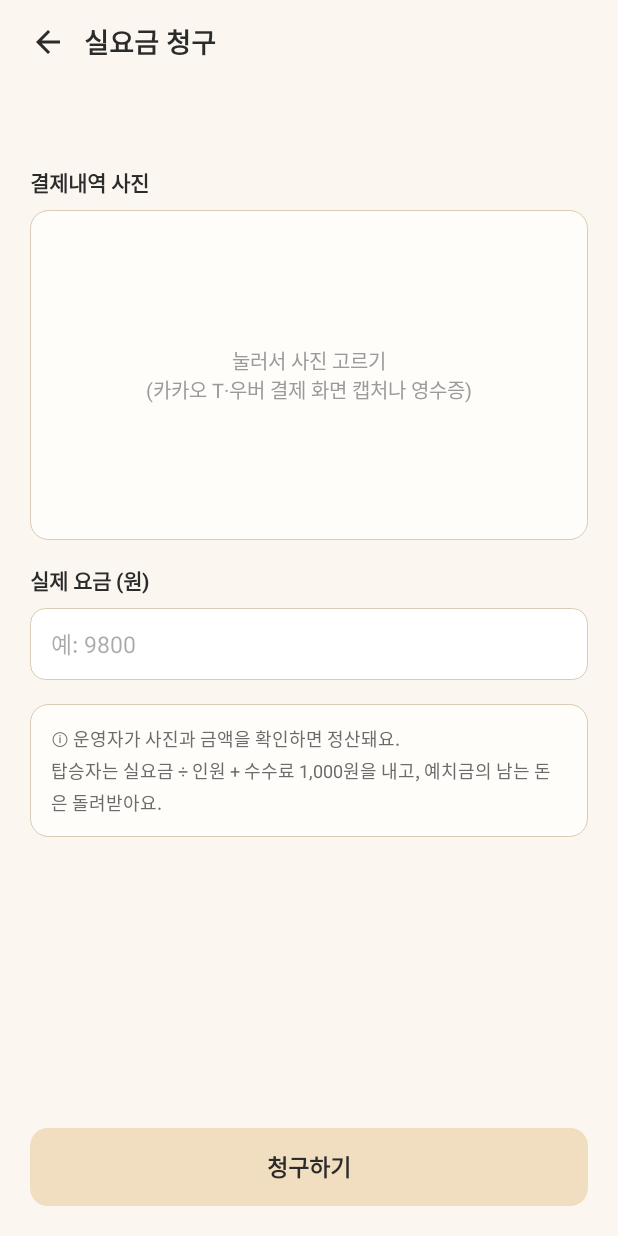
After one commit to LeeInseok0709/taxi-pot, an Android app: the FareClaimActivity screen opened directly, with no data from a screen before it, on a phone screen of 412 x 824 dp. The commit adds this screen. Run offline under Robolectric (Android 15) with nearby library versions, the phone set to English and light mode, and no system bars; network calls fail; pictures from the network do not load.

Commit message:
feat: 실요금 청구(RD-05) — 결제내역 사진(JPEG 축소) + 실요금 multipart 청구, 청구 후 홈으로, 카카오T 앱 없으면 스토어로

```diff
--- a/frontend/app/src/main/AndroidManifest.xml
+++ b/frontend/app/src/main/AndroidManifest.xml
@@ -69,6 +69,9 @@
             android:name=".feature.pot.ride.RideActivity"
             android:exported="false" />
         <activity
+            android:name=".feature.pot.ride.FareClaimActivity"
+            android:exported="false" />
+        <activity
             android:name=".feature.auth.login.LoginActivity"
             android:exported="false"
             android:windowSoftInputMode="adjustResize" />
--- a/frontend/app/src/main/java/com/example/taxipot/data/remote/api/PotApi.kt
+++ b/frontend/app/src/main/java/com/example/taxipot/data/remote/api/PotApi.kt
@@ -10,6 +10,10 @@ import com.example.taxipot.data.remote.dto.pot.PotDetailResponse
 import com.example.taxipot.data.remote.dto.pot.PotJoinRequest
 import com.example.taxipot.data.remote.dto.pot.PotJoinResponse
 import com.example.taxipot.data.remote.dto.pot.PotSummaryResponse
+import okhttp3.MultipartBody
+import okhttp3.RequestBody
+import retrofit2.http.Multipart
+import retrofit2.http.Part
 import retrofit2.Response
 import retrofit2.http.Body
 import retrofit2.http.DELETE
@@ -114,4 +118,15 @@ interface PotApi {
         @Path("potId") potId: Long,
         @Path("userId") userId: Long
     ): Response<Unit>
+
+    // ===== 실요금 청구 (RD-05) =====
+
+    /** 실요금 청구 (방장) — 결제내역 사진 + 실제 요금, 정산은 운영자 승인 때 */
+    @Multipart
+    @POST("api/pots/{potId}/fare-claim")
+    suspend fun claimFare(
+        @Path("potId") potId: Long,
+        @Part("actualFare") actualFare: RequestBody,
+        @Part receiptImage: MultipartBody.Part
+    ): Response<Unit>
 }
--- /dev/null
+++ b/frontend/app/src/main/java/com/example/taxipot/feature/pot/ride/FareClaimActivity.kt
@@ -0,0 +1,147 @@
+package com.example.taxipot.feature.pot.ride
+
+import android.content.Context
+import android.content.Intent
+import android.graphics.Bitmap
+import android.graphics.BitmapFactory
+import android.net.Uri
+import android.os.Bundle
+import android.view.View
+import android.widget.Toast
+import androidx.activity.ComponentActivity
+import androidx.activity.result.PickVisualMediaRequest
+import androidx.activity.result.contract.ActivityResultContracts
+import androidx.core.view.ViewCompat
+import androidx.core.view.WindowCompat
+import androidx.core.view.WindowInsetsCompat
+import androidx.lifecycle.lifecycleScope
+import com.example.taxipot.core.network.ApiResult
+import com.example.taxipot.databinding.ActivityFareClaimBinding
+import com.example.taxipot.feature.pot.data.PotRepository
+import com.example.taxipot.feature.pot.main.PotColors
+import com.example.taxipot.feature.pot.main.roundedBg
+import kotlinx.coroutines.Dispatchers
+import kotlinx.coroutines.launch
+import kotlinx.coroutines.withContext
+import java.io.ByteArrayOutputStream
+
+/**
+ * RD-05 실요금 청구 (방장)
+ * 결제내역 사진(JPEG로 줄여서) + 실제 요금 → POST /api/pots/{potId}/fare-claim (multipart)
+ */
+class FareClaimActivity : ComponentActivity() {
+
+    private lateinit var binding: ActivityFareClaimBinding
+    private var potId = -1L
+
+    // 고른 사진 (JPEG 바이트)
+    private var receiptJpeg: ByteArray? = null
+    private var sending = false
+
+    companion object {
+        private const val EXTRA_POT_ID = "pot_id"
+        private const val MAX_SIDE = 1600   // 사진 긴 변 최대 px
+        private const val MAX_FARE = 500_000
+
+        fun newIntent(context: Context, potId: Long): Intent =
+            Intent(context, FareClaimActivity::class.java).putExtra(EXTRA_POT_ID, potId)
+    }
+
+    // 안드로이드 사진 선택기 (권한 필요 없음)
+    private val pickPhoto = registerForActivityResult(ActivityResultContracts.PickVisualMedia()) { uri ->
+        if (uri != null) loadPhoto(uri)
+    }
+
+    override fun onCreate(savedInstanceState: Bundle?) {
+        super.onCreate(savedInstanceState)
+        binding = ActivityFareClaimBinding.inflate(layoutInflater)
+        setContentView(binding.root)
+
+        ViewCompat.setOnApplyWindowInsetsListener(binding.root) { v, insets ->
+            val bars = insets.getInsets(WindowInsetsCompat.Type.systemBars() or WindowInsetsCompat.Type.ime())
+            v.setPadding(bars.left, bars.top, bars.right, bars.bottom)
+            insets
+        }
+        WindowCompat.getInsetsController(window, binding.root).isAppearanceLightStatusBars = true
+
+        binding.photoBox.background = roundedBg(PotColors.CARD, 12f, PotColors.LINE)
+        binding.etFare.background = roundedBg(PotColors.WHITE, 10f, PotColors.LINE)
+        binding.tvInfo.background = roundedBg(PotColors.CARD, 12f, PotColors.LINE)
+        binding.btnSubmit.background = roundedBg(PotColors.ACCENT, 12f)
+
+        potId = intent.getLongExtra(EXTRA_POT_ID, -1L)
+        binding.btnBack.setOnClickListener { finish() }
+        binding.photoBox.setOnClickListener {
+            pickPhoto.launch(PickVisualMediaRequest(ActivityResultContracts.PickVisualMedia.ImageOnly))
+        }
+        binding.btnSubmit.setOnClickListener { submit() }
+
+        // 위에 경로 표시
+        lifecycleScope.launch {
+            val pot = (PotRepository.getPot(potId) as? ApiResult.Success)?.data ?: return@launch
+            binding.tvRoute.text = "${pot.departureName} → ${pot.destinationName} · 예상 %,d원".format(pot.expectedFare)
+        }
+    }
+
+    // 사진 읽기 → 긴 변 1600px로 줄이기 → JPEG
+    private fun loadPhoto(uri: Uri) {
+        lifecycleScope.launch {
+            val result = withContext(Dispatchers.IO) {
+                try {
+                    val original = contentResolver.openInputStream(uri)?.use { BitmapFactory.decodeStream(it) }
+                        ?: return@withContext null
+                    val scale = minOf(1f, MAX_SIDE.toFloat() / maxOf(original.width, original.height))
+                    val bitmap = if (scale < 1f) {
+                        Bitmap.createScaledBitmap(original, (original.width * scale).toInt(), (original.height * scale).toInt(), true)
+                    } else {
+                        original
+                    }
+                    val out = ByteArrayOutputStream()
+                    bitmap.compress(Bitmap.CompressFormat.JPEG, 85, out)
+                    bitmap to out.toByteArray()
+                } catch (e: Exception) {
+                    null
+                }
+            }
+            if (result == null) {
+                showToast("사진을 읽지 못했어요. 다른 사진을 골라 주세요")
+                return@launch
+            }
+            receiptJpeg = result.second
+            binding.ivReceipt.setImageBitmap(result.first)
+            binding.ivReceipt.visibility = View.VISIBLE
+            binding.tvPhotoHint.visibility = View.GONE
+        }
+    }
+
+    private fun submit() {
+        if (sending) return
+        val jpeg = receiptJpeg
+        val fare = binding.etFare.text.toString().toIntOrNull()
+        when {
+            jpeg == null -> return showToast("결제내역 사진을 골라 주세요")
+            fare == null || fare <= 0 -> return showToast("실제 요금을 입력해 주세요")
+            fare > MAX_FARE -> return showToast("요금은 %,d원까지 입력할 수 있어요".format(MAX_FARE))
+        }
+
+        sending = true
+        binding.btnSubmit.text = "보내는 중..."
+        lifecycleScope.launch {
+            val result = PotRepository.claimFare(potId, fare!!, jpeg!!)
+            sending = false
+            if (result is ApiResult.Success) {
+                showToast("청구했어요! 확인이 끝나면 정산돼요")
+                startActivity(Intent(this@FareClaimActivity, com.example.taxipot.feature.pot.main.PotMainActivity::class.java)
+                    .addFlags(Intent.FLAG_ACTIVITY_CLEAR_TOP or Intent.FLAG_ACTIVITY_SINGLE_TOP))
+                finish()
+            } else {
+                binding.btnSubmit.text = "청구하기"
+                showToast(PotRepository.errorMessage(result))
+            }
+        }
+    }
+
+    private fun showToast(message: String) {
+        Toast.makeText(this, message, Toast.LENGTH_SHORT).show()
+    }
+}
--- /dev/null
+++ b/frontend/app/src/main/res/layout/activity_fare_claim.xml
@@ -0,0 +1,129 @@
+<?xml version="1.0" encoding="utf-8"?>
+<LinearLayout xmlns:android="http://schemas.android.com/apk/res/android"
+    android:id="@+id/root"
+    android:layout_width="match_parent"
+    android:layout_height="match_parent"
+    android:background="#FBF7F0"
+    android:orientation="vertical">
+
+    <LinearLayout
+        android:layout_width="match_parent"
+        android:layout_height="56dp"
+        android:gravity="center_vertical"
+        android:orientation="horizontal"
+        android:paddingStart="12dp">
+
+        <ImageView
+            android:id="@+id/btnBack"
+            android:layout_width="40dp"
+            android:layout_height="40dp"
+            android:padding="8dp"
+            android:src="@drawable/ic_back"
+            android:tint="#2B2B2B" />
+
+        <TextView
+            android:layout_width="wrap_content"
+            android:layout_height="wrap_content"
+            android:layout_marginStart="4dp"
+            android:text="실요금 청구"
+            android:textColor="#2B2B2B"
+            android:textSize="18sp"
+            android:textStyle="bold" />
+    </LinearLayout>
+
+    <ScrollView
+        android:layout_width="match_parent"
+        android:layout_height="0dp"
+        android:layout_weight="1">
+
+        <LinearLayout
+            android:layout_width="match_parent"
+            android:layout_height="wrap_content"
+            android:orientation="vertical"
+            android:padding="20dp">
+
+            <TextView
+                android:id="@+id/tvRoute"
+                android:layout_width="match_parent"
+                android:layout_height="wrap_content"
+                android:textColor="#6B6B6B"
+                android:textSize="13sp" />
+
+            <TextView
+                android:layout_width="wrap_content"
+                android:layout_height="wrap_content"
+                android:layout_marginTop="16dp"
+                android:text="결제내역 사진"
+                android:textColor="#2B2B2B"
+                android:textSize="14sp"
+                android:textStyle="bold" />
+
+            <FrameLayout
+                android:id="@+id/photoBox"
+                android:layout_width="match_parent"
+                android:layout_height="220dp"
+                android:layout_marginTop="8dp">
+
+                <TextView
+                    android:id="@+id/tvPhotoHint"
+                    android:layout_width="match_parent"
+                    android:layout_height="match_parent"
+                    android:gravity="center"
+                    android:text="눌러서 사진 고르기\n(카카오 T·우버 결제 화면 캡처나 영수증)"
+                    android:textColor="#9A9A9A"
+                    android:textSize="13sp" />
+
+                <ImageView
+                    android:id="@+id/ivReceipt"
+                    android:layout_width="match_parent"
+                    android:layout_height="match_parent"
+                    android:scaleType="centerInside"
+                    android:visibility="gone" />
+            </FrameLayout>
+
+            <TextView
+                android:layout_width="wrap_content"
+                android:layout_height="wrap_content"
+                android:layout_marginTop="16dp"
+                android:text="실제 요금 (원)"
+                android:textColor="#2B2B2B"
+                android:textSize="14sp"
+                android:textStyle="bold" />
+
+            <EditText
+                android:id="@+id/etFare"
+                android:layout_width="match_parent"
+                android:layout_height="48dp"
+                android:layout_marginTop="8dp"
+                android:hint="예: 9800"
+                android:inputType="number"
+                android:maxLength="6"
+                android:paddingStart="14dp"
+                android:paddingEnd="14dp"
+                android:textColor="#2B2B2B"
+                android:textSize="15sp" />
+
+            <TextView
+                android:id="@+id/tvInfo"
+                android:layout_width="match_parent"
+                android:layout_height="wrap_content"
+                android:layout_marginTop="16dp"
+                android:lineSpacingExtra="3dp"
+                android:padding="14dp"
+                android:text="ⓘ 운영자가 사진과 금액을 확인하면 정산돼요.\n탑승자는 실요금 ÷ 인원 + 수수료 1,000원을 내고, 예치금의 남는 돈은 돌려받아요."
+                android:textColor="#6B6B6B"
+                android:textSize="12sp" />
+        </LinearLayout>
+    </ScrollView>
+
+    <TextView
+        android:id="@+id/btnSubmit"
+        android:layout_width="match_parent"
+        android:layout_height="52dp"
+        android:layout_margin="20dp"
+        android:gravity="center"
+        android:text="청구하기"
+        android:textColor="#2B2B2B"
+        android:textSize="15sp"
+        android:textStyle="bold" />
+</LinearLayout>
```
Also changed, not shown: frontend/app/src/main/java/com/example/taxipot/feature/pot/data/PotRepository.kt (+19 -0 lines), frontend/app/src/main/java/com/example/taxipot/feature/pot/ride/RideActivity.kt (+7 -5 lines).
